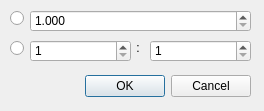
mexgui/MeXgui, file core/gui/forms/AspectRatioChooser.ui: the form before one commit.
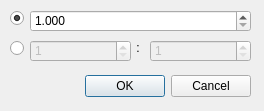
The form after the commit.

```diff
--- a/core/gui/forms/AspectRatioChooser.ui
+++ b/core/gui/forms/AspectRatioChooser.ui
@@ -46,6 +46,9 @@
    </property>
   </widget>
   <widget class="QSpinBox" name="numericUpDown2">
+   <property name="enabled">
+    <bool>false</bool>
+   </property>
    <property name="geometry">
     <rect>
      <x>30</x>
@@ -62,6 +65,9 @@
    </property>
   </widget>
   <widget class="QSpinBox" name="numericUpDown3">
+   <property name="enabled">
+    <bool>false</bool>
+   </property>
    <property name="geometry">
     <rect>
      <x>150</x>
@@ -108,6 +114,9 @@
    <property name="text">
     <string/>
    </property>
+   <property name="checked">
+    <bool>true</bool>
+   </property>
   </widget>
   <widget class="QRadioButton" name="radioButton2">
    <property name="geometry">
```
